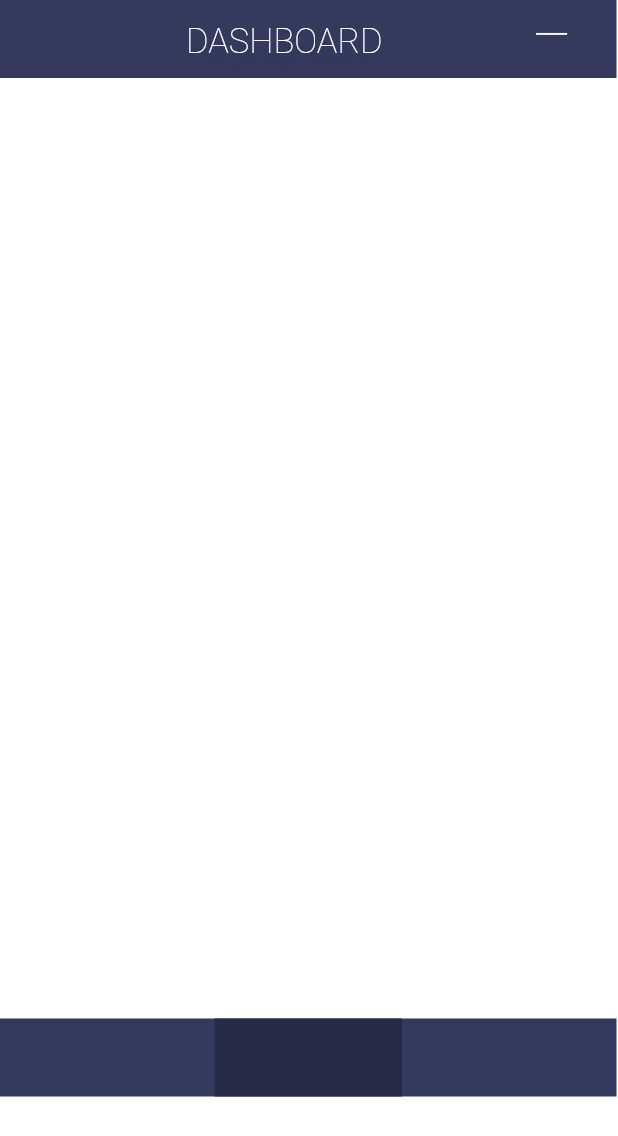
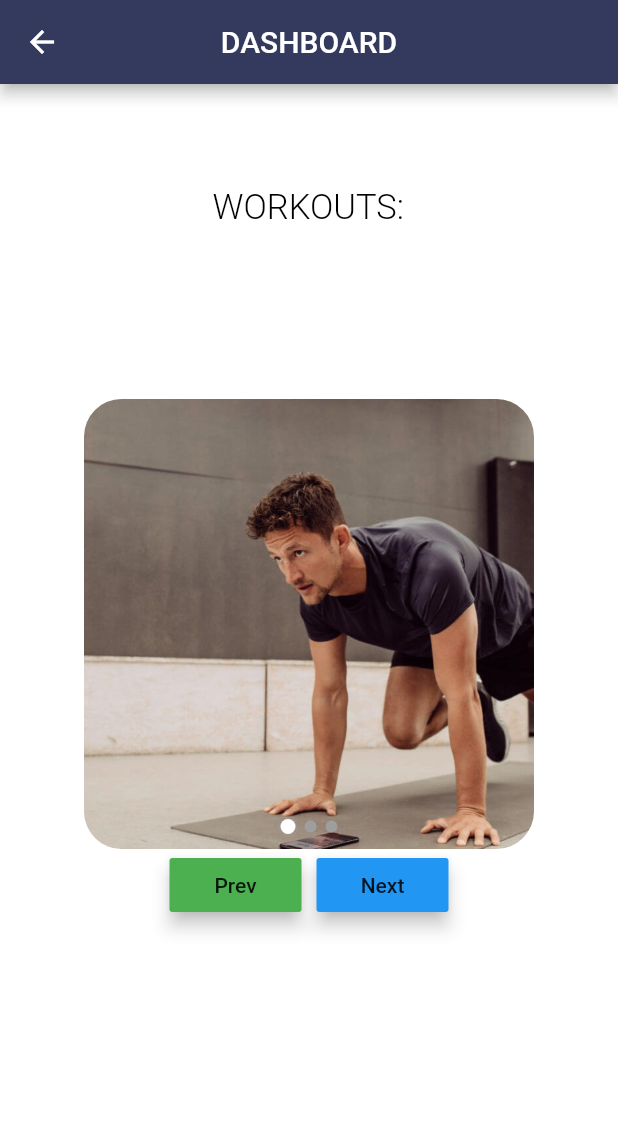
Before and after one commit to RubberDuckDestroyer/Say-No-to-Obese, a Flutter app: the FF_dashboard screen opened directly, on a phone screen of 412 x 824 dp. Shown: the top 1136 px of the screen. Run offline on Flutter 3.47's test engine with Material 2 defaults, Android fonts, the phone set to English and light mode, and no system bars; our stand-ins replace flutter_dotenv, flutter_svg; missing offline and left inert: adobe_xd, dart:ffi, mongo_dart; Roboto replaces fonts that are missing (Montserrat).

Commit message:
Added carousel for dashboard

```diff
--- a/lib/FF_dashboard.dart
+++ b/lib/FF_dashboard.dart
@@ -1,141 +1,310 @@
 import 'package:flutter/material.dart';
-import 'package:adobe_xd/pinned.dart';
-import 'package:flutter_svg/flutter_svg.dart';
 
-class FF_dashboard extends StatelessWidget {
-  FF_dashboard({
-    Key key,
-  }) : super(key: key);
+class FF_dashboard extends StatefulWidget {
+  @override
+  _MyHomePageState createState() => new _MyHomePageState();
+}
+
+class _MyHomePageState extends State<FF_dashboard> {
+  int photoIndex = 0;
+
+  List<String> photos = [
+    'assets/carousel_images/workout1.jpg',
+    'assets/carousel_images/workout2.jpg',
+    'assets/carousel_images/workout3.jpg'
+  ];
+
+  void _previousImage() {
+    setState(() {
+      photoIndex = photoIndex > 0 ? photoIndex - 1 : 0;
+    });
+  }
+
+  void _nextImage() {
+    setState(() {
+      photoIndex = photoIndex < photos.length - 1 ? photoIndex + 1 : photoIndex;
+    });
+  }
+
   @override
   Widget build(BuildContext context) {
-    return Scaffold(
-      backgroundColor: const Color(0xffffffff),
-      body: Stack(
-        children: <Widget>[
+    return new Scaffold(
+        backgroundColor: const Color(0xffffffff),
+        appBar: new AppBar(
+          title: new Text('DASHBOARD'),
+          centerTitle: true,
+          backgroundColor: const Color(0xff343a5e),
+        ),
+        body: Stack(children: <Widget>[
           Transform.translate(
-            offset: Offset(0.0, 679.0),
+            offset: Offset(65.0, 69.0),
             child: SizedBox(
-              width: 411.0,
-              height: 52.0,
-              child: Stack(
-                children: <Widget>[
-                  Pinned.fromSize(
-                    bounds: Rect.fromLTWH(0.0, 0.0, 411.0, 52.0),
-                    size: Size(411.0, 52.0),
-                    pinLeft: true,
-                    pinRight: true,
-                    pinTop: true,
-                    pinBottom: true,
-                    child: Container(
-                      decoration: BoxDecoration(
-                        color: const Color(0xff343a5e),
-                      ),
-                    ),
-                  ),
-                ],
-              ),
-            ),
-          ),
-          Transform.translate(
-            offset: Offset(143.0, 679.0),
-            child: Container(
-              width: 125.0,
-              height: 52.0,
-              decoration: BoxDecoration(
-                color: const Color(0xff262b46),
-              ),
-            ),
-          ),
-          Container(
-            width: 411.0,
-            height: 52.0,
-            decoration: BoxDecoration(
-              color: const Color(0xff343a5e),
-            ),
-          ),
-          Transform.translate(
-            offset: Offset(124.0, 14.0),
-            child: SizedBox(
-              width: 164.0,
-              height: 29.0,
+              width: 281.0,
+              height: 36.0,
               child: SingleChildScrollView(
                   child: Text(
-                'DASHBOARD',
+                'WORKOUTS:',
                 style: TextStyle(
                   fontFamily: 'Montserrat',
                   fontSize: 23,
-                  color: const Color(0xffffffff),
-                  fontWeight: FontWeight.w200,
-                  shadows: [
-                    Shadow(
-                      color: const Color(0x29000000),
-                      offset: Offset(0, 12),
-                      blurRadius: 6,
-                    )
-                  ],
+                  color: Colors.black,
+                  fontWeight: FontWeight.w300,
                 ),
-                textAlign: TextAlign.left,
+                textAlign: TextAlign.center,
               )),
             ),
           ),
-          Transform.translate(
-            offset: Offset(357.5, 22.5),
-            child: SizedBox(
-              width: 21.0,
-              height: 12.0,
-              child: Stack(
+          Column(
+            mainAxisAlignment: MainAxisAlignment.center,
+            children: <Widget>[
+              Stack(
                 children: <Widget>[
-                  Pinned.fromSize(
-                    bounds: Rect.fromLTWH(0.0, 0.0, 20.5, 1.0),
-                    size: Size(20.5, 12.3),
-                    pinLeft: true,
-                    pinRight: true,
-                    pinTop: true,
-                    fixedHeight: true,
-                    child: SvgPicture.string(
-                      _svg_2u2hp6,
-                      allowDrawingOutsideViewBox: true,
-                      fit: BoxFit.fill,
-                    ),
+                  Container(
+                    decoration: BoxDecoration(
+                        borderRadius: BorderRadius.circular(25.0),
+                        image: DecorationImage(
+                            image: AssetImage(photos[photoIndex]),
+                            fit: BoxFit.cover)),
+                    height: 300.0,
+                    width: 300.0,
                   ),
-                  Pinned.fromSize(
-                    bounds: Rect.fromLTWH(0.0, 6.2, 20.5, 1.0),
-                    size: Size(20.5, 12.3),
-                    pinLeft: true,
-                    pinRight: true,
-                    fixedHeight: true,
-                    child: SvgPicture.string(
-                      _svg_vq5bjh,
-                      allowDrawingOutsideViewBox: true,
-                      fit: BoxFit.fill,
-                    ),
-                  ),
-                  Pinned.fromSize(
-                    bounds: Rect.fromLTWH(0.0, 12.3, 20.5, 1.0),
-                    size: Size(20.5, 12.3),
-                    pinLeft: true,
-                    pinRight: true,
-                    pinBottom: true,
-                    fixedHeight: true,
-                    child: SvgPicture.string(
-                      _svg_a0hp8f,
-                      allowDrawingOutsideViewBox: true,
-                      fit: BoxFit.fill,
-                    ),
-                  ),
+                  Positioned(
+                    top: 280.0,
+                    left: 25.0,
+                    right: 25.0,
+                    child: SelectedPhoto(
+                        numberOfDots: photos.length, photoIndex: photoIndex),
+                  )
                 ],
               ),
-            ),
+              Row(
+                mainAxisAlignment: MainAxisAlignment.center,
+                children: <Widget>[
+                  RaisedButton(
+                    child: Text('Prev'),
+                    onPressed: _previousImage,
+                    elevation: 5.0,
+                    color: Colors.green,
+                  ),
+                  SizedBox(width: 10.0),
+                  RaisedButton(
+                    child: Text('Next'),
+                    onPressed: _nextImage,
+                    elevation: 5.0,
+                    color: Colors.blue,
+                  )
+                ],
+              )
+            ],
           ),
-        ],
+        ]));
+  }
+}
+
+class SelectedPhoto extends StatelessWidget {
+  final int numberOfDots;
+  final int photoIndex;
+
+  SelectedPhoto({this.numberOfDots, this.photoIndex});
+
+  Widget _inactivePhoto() {
+    return new Container(
+        child: new Padding(
+      padding: const EdgeInsets.only(left: 3.0, right: 3.0),
+      child: Container(
+        height: 8.0,
+        width: 8.0,
+        decoration: BoxDecoration(
+            color: Colors.grey, borderRadius: BorderRadius.circular(4.0)),
+      ),
+    ));
+  }
+
+  Widget _activePhoto() {
+    return Container(
+      child: Padding(
+        padding: EdgeInsets.only(left: 3.0, right: 3.0),
+        child: Container(
+          height: 10.0,
+          width: 10.0,
+          decoration: BoxDecoration(
+              color: Colors.white,
+              borderRadius: BorderRadius.circular(5.0),
+              boxShadow: [
+                BoxShadow(
+                    color: Colors.grey, spreadRadius: 0.0, blurRadius: 2.0)
+              ]),
+        ),
+      ),
+    );
+  }
+
+  List<Widget> _buildDots() {
+    List<Widget> dots = [];
+
+    for (int i = 0; i < numberOfDots; ++i) {
+      dots.add(i == photoIndex ? _activePhoto() : _inactivePhoto());
+    }
+
+    return dots;
+  }
+
+  @override
+  Widget build(BuildContext context) {
+    return new Center(
+      child: Row(
+        mainAxisAlignment: MainAxisAlignment.center,
+        children: _buildDots(),
       ),
     );
   }
 }
+// import 'package:flutter/material.dart';
+// import 'package:adobe_xd/pinned.dart';
+// import 'package:flutter_svg/flutter_svg.dart';
+// import 'package:carousel_slider/carousel_slider.dart';
 
-const String _svg_2u2hp6 =
-    '<svg viewBox="0.0 0.0 20.5 1.0" ><path  d="M 20.54449462890625 0 L 0 0" fill="none" stroke="#ffffff" stroke-width="1" stroke-miterlimit="4" stroke-linecap="butt" /></svg>';
-const String _svg_vq5bjh =
-    '<svg viewBox="0.0 6.2 20.5 1.0" ><path transform="translate(0.0, 6.16)" d="M 0 0 L 20.54449462890625 0" fill="none" stroke="#ffffff" stroke-width="1" stroke-miterlimit="4" stroke-linecap="butt" /></svg>';
-const String _svg_a0hp8f =
-    '<svg viewBox="0.0 12.3 20.5 1.0" ><path transform="translate(0.0, 12.33)" d="M 0 0 L 20.54449462890625 0" fill="none" stroke="#ffffff" stroke-width="1" stroke-miterlimit="4" stroke-linecap="butt" /></svg>';
+// class FF_dashboard extends StatefulWidget {
+//   @override
+//   _DashboardPageState createState() => new _DashboardPageState();
+// }
+
+// class _DashboardPageState extends State<FF_dashboard> {
+
+//   @override
+//   Widget build(BuildContext context) {
+//     return Scaffold(
+//       backgroundColor: const Color(0xffffffff),
+//       body: Stack(
+//         children: <Widget>[
+//           Transform.translate(
+//             offset: Offset(0.0, 679.0),
+//             child: SizedBox(
+//               width: 411.0,
+//               height: 52.0,
+//               child: Stack(
+//                 children: <Widget>[
+//                   Pinned.fromSize(
+//                     bounds: Rect.fromLTWH(0.0, 0.0, 411.0, 52.0),
+//                     size: Size(411.0, 52.0),
+//                     pinLeft: true,
+//                     pinRight: true,
+//                     pinTop: true,
+//                     pinBottom: true,
+//                     child: Container(
+//                       decoration: BoxDecoration(
+//                         color: const Color(0xff343a5e),
+//                       ),
+//                     ),
+//                   ),
+//                 ],
+//               ),
+//             ),
+//           ),
+//           Transform.translate(
+//             offset: Offset(143.0, 679.0),
+//             child: Container(
+//               width: 125.0,
+//               height: 52.0,
+//               decoration: BoxDecoration(
+//                 color: const Color(0xff262b46),
+//               ),
+//             ),
+//           ),
+//           Container(
+//             width: 411.0,
+//             height: 52.0,
+//             decoration: BoxDecoration(
+//               color: const Color(0xff343a5e),
+//             ),
+//           ),
+//           Transform.translate(
+//             offset: Offset(124.0, 14.0),
+//             child: SizedBox(
+//               width: 164.0,
+//               height: 29.0,
+//               child: SingleChildScrollView(
+//                   child: Text(
+//                 'DASHBOARD',
+//                 style: TextStyle(
+//                   fontFamily: 'Montserrat',
+//                   fontSize: 23,
+//                   color: const Color(0xffffffff),
+//                   fontWeight: FontWeight.w200,
+//                   shadows: [
+//                     Shadow(
+//                       color: const Color(0x29000000),
+//                       offset: Offset(0, 12),
+//                       blurRadius: 6,
+//                     )
+//                   ],
+//                 ),
+//                 textAlign: TextAlign.left,
+//               )),
+//             ),
+//           ),
+//           Transform.translate(
+//             offset: Offset(357.5, 22.5),
+//             child: SizedBox(
+//               width: 21.0,
+//               height: 12.0,
+//               child: Stack(
+//                 children: <Widget>[
+//                   Pinned.fromSize(
+//                     bounds: Rect.fromLTWH(0.0, 0.0, 20.5, 1.0),
+//                     size: Size(20.5, 12.3),
+//                     pinLeft: true,
+//                     pinRight: true,
+//                     pinTop: true,
+//                     fixedHeight: true,
+//                     child: SvgPicture.string(
+//                       _svg_2u2hp6,
+//                       allowDrawingOutsideViewBox: true,
+//                       fit: BoxFit.fill,
+//                     ),
+//                   ),
+//                   Pinned.fromSize(
+//                     bounds: Rect.fromLTWH(0.0, 6.2, 20.5, 1.0),
+//                     size: Size(20.5, 12.3),
+//                     pinLeft: true,
+//                     pinRight: true,
+//                     fixedHeight: true,
+//                     child: SvgPicture.string(
+//                       _svg_vq5bjh,
+//                       allowDrawingOutsideViewBox: true,
+//                       fit: BoxFit.fill,
+//                     ),
+//                   ),
+//                   Pinned.fromSize(
+//                     bounds: Rect.fromLTWH(0.0, 12.3, 20.5, 1.0),
+//                     size: Size(20.5, 12.3),
+//                     pinLeft: true,
+//                     pinRight: true,
+//                     pinBottom: true,
+//                     fixedHeight: true,
+//                     child: SvgPicture.string(
+//                       _svg_a0hp8f,
+//                       allowDrawingOutsideViewBox: true,
+//                       fit: BoxFit.fill,
+//                     ),
+//                   ),
+//                 ],
+//               ),
+//             ),
+//           ),
+//           Transform.translate(
+//             offset: Offset(100.5, 100.5),
+
+//           ),
+//         ],
+//       ),
+//     );
+//   }
+// }
+
+// const String _svg_2u2hp6 =
+//     '<svg viewBox="0.0 0.0 20.5 1.0" ><path  d="M 20.54449462890625 0 L 0 0" fill="none" stroke="#ffffff" stroke-width="1" stroke-miterlimit="4" stroke-linecap="butt" /></svg>';
+// const String _svg_vq5bjh =
+//     '<svg viewBox="0.0 6.2 20.5 1.0" ><path transform="translate(0.0, 6.16)" d="M 0 0 L 20.54449462890625 0" fill="none" stroke="#ffffff" stroke-width="1" stroke-miterlimit="4" stroke-linecap="butt" /></svg>';
+// const String _svg_a0hp8f =
+//     '<svg viewBox="0.0 12.3 20.5 1.0" ><path transform="translate(0.0, 12.33)" d="M 0 0 L 20.54449462890625 0" fill="none" stroke="#ffffff" stroke-width="1" stroke-miterlimit="4" stroke-linecap="butt" /></svg>';
```
Also changed, not shown: pubspec.yaml (+5 -3 lines), assets/carousel_images/workout1.jpg (added), assets/carousel_images/workout2.jpg (added), assets/carousel_images/workout3.jpg (added), pubspec.lock.
